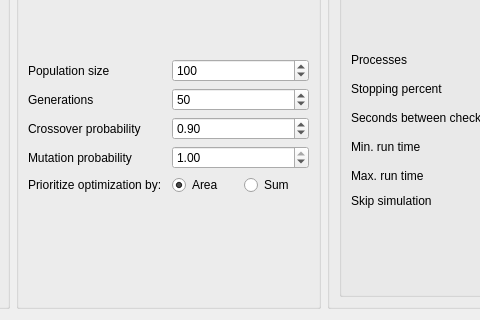
Before: the Qt Designer form ui_files/ui_optimization_recoil_params.ui in JYU-IBA/potku, drawn with Qt 5; both pictures show x 305 to 785 and y 83 to 403 of the 947 by 403 pixel window.
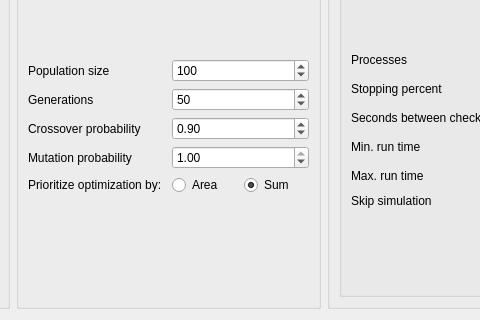
After: the same form once the commit is applied.

```diff
--- a/ui_files/ui_optimization_recoil_params.ui
+++ b/ui_files/ui_optimization_recoil_params.ui
@@ -265,9 +265,6 @@
               <property name="text">
                <string>Area</string>
               </property>
-              <property name="checked">
-               <bool>true</bool>
-              </property>
              </widget>
             </item>
             <item>
@@ -275,6 +272,9 @@
               <property name="text">
                <string>Sum</string>
               </property>
+              <property name="checked">
+               <bool>true</bool>
+              </property>
              </widget>
             </item>
            </layout>
```
